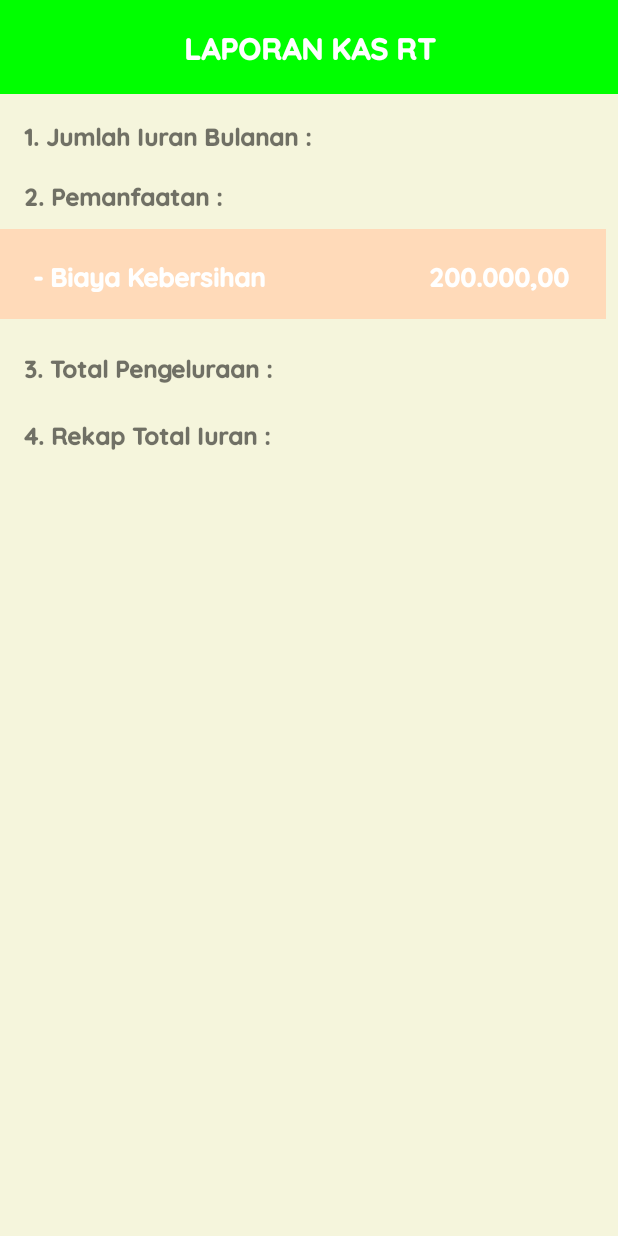
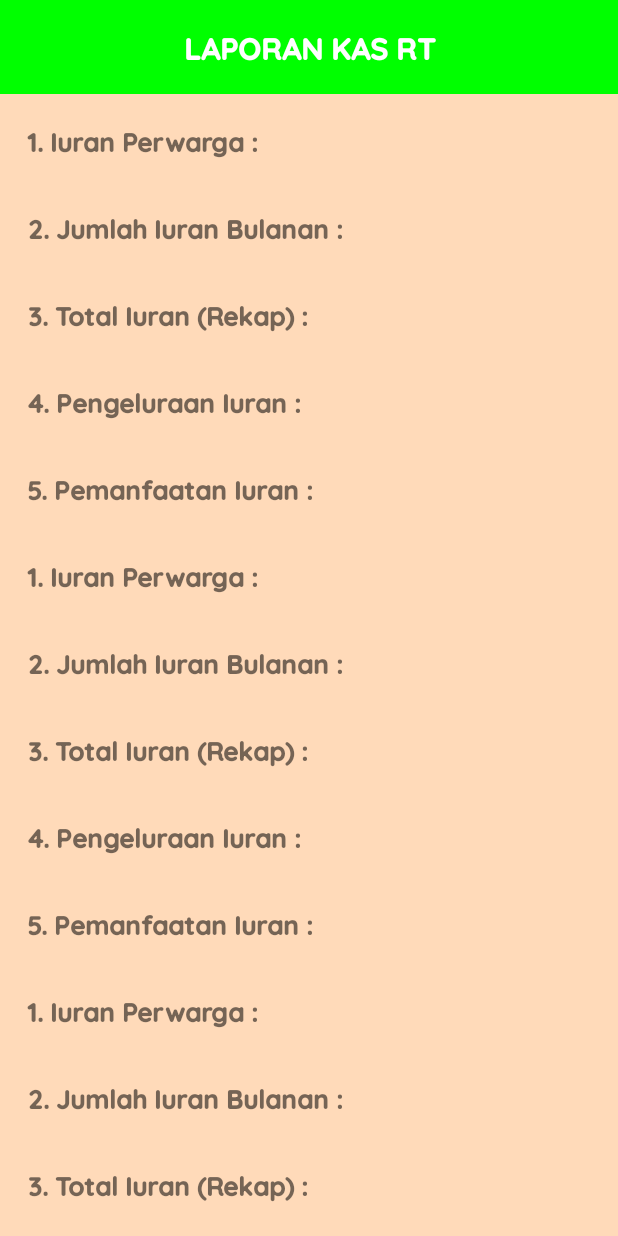
Before and after one commit to sulhimbn/blokp, an Android app: the layout activity_laporan.xml on its own in the app's theme, with its tools: preview values and no code run, on a phone screen of 412 x 824 dp. Run offline under Robolectric (Android 15) with nearby library versions, the phone set to English and light mode, and no system bars.

Commit message:
Fix inconsistent layout XML usage and unused resources
- Create LaporanSummaryAdapter to use the previously unused item_laporan.xml layout
- Update LaporanActivity to use RecyclerView pattern consistently for both summary and pemanfaatan data
- Remove unused variable declarations (IuranPerwargaTextView)
- Refactor activity_laporan.xml to use RecyclerViews instead of individual TextViews for summary data
- This addresses the inconsistent layout usage by making both summary and detail data use the RecyclerView pattern

```diff
--- a/app/src/main/res/layout/activity_laporan.xml
+++ b/app/src/main/res/layout/activity_laporan.xml
@@ -21,79 +21,27 @@
         android:background="@color/green"
         android:textColor="@android:color/white"
         app:layout_constraintTop_toTopOf="parent" />
-    <!-- TextView untuk Jumlah Iuran Bulanan -->
-    <TextView
-        android:id="@+id/jumlahIuranBulananTextView"
-        android:layout_width="0dp"
+    <!-- RecyclerView untuk menampilkan summary laporan -->
+    <androidx.recyclerview.widget.RecyclerView
+        android:id="@+id/rv_summary"
+        android:layout_width="match_parent"
         android:layout_height="wrap_content"
-        android:text="1. Jumlah Iuran Bulanan : "
-        android:fontFamily="@font/font"
-        android:textSize="16sp"
-        android:padding="15dp"
-        android:textStyle="bold"
-        android:gravity="start"
-        app:layout_constraintStart_toStartOf="parent"
-        app:layout_constraintEnd_toEndOf="parent"
-        app:layout_constraintTop_toBottomOf="@id/textView1"
-        android:paddingStart="16dp"
-        android:paddingEnd="16dp" />
-    <!-- RecyclerView untuk menampilkan daftar -->
-    <!-- TextView untuk Pemanfaatan -->
-    <TextView
-        android:id="@+id/pemanfaatanTextView"
-        android:layout_width="0dp"
-        android:layout_height="wrap_content"
-        android:text="2. Pemanfaatan : "
-        android:fontFamily="@font/font"
-        android:textSize="16sp"
-        android:paddingBottom="10dp"
-
-        android:textStyle="bold"
-        android:gravity="start"
-        app:layout_constraintStart_toStartOf="parent"
-        app:layout_constraintEnd_toEndOf="parent"
-        app:layout_constraintTop_toBottomOf="@id/jumlahIuranBulananTextView"
-        android:paddingStart="16dp"
-        android:paddingEnd="16dp" />
-    <!-- TextView untuk Pengeluaran -->
-    <androidx.recyclerview.widget.RecyclerView
-        android:id="@+id/rv_laporan"
-        android:layout_width="404dp"
-        android:layout_height="60dp"
         android:background="@color/peach"
         android:fontFamily="@font/font"
         android:padding="2dp"
         app:layout_constraintStart_toStartOf="parent"
-        app:layout_constraintTop_toBottomOf="@id/pemanfaatanTextView"
+        app:layout_constraintTop_toBottomOf="@id/textView1"
+        tools:listitem="@layout/item_laporan" />
+    <!-- RecyclerView untuk menampilkan daftar pemanfaatan -->
+    <androidx.recyclerview.widget.RecyclerView
+        android:id="@+id/rv_laporan"
+        android:layout_width="match_parent"
+        android:layout_height="0dp"
+        android:background="@color/peach"
+        android:fontFamily="@font/font"
+        android:padding="2dp"
+        app:layout_constraintStart_toStartOf="parent"
+        app:layout_constraintTop_toBottomOf="@id/rv_summary"
+        app:layout_constraintBottom_toBottomOf="parent"
         tools:listitem="@layout/item_pemanfaatan" />
-    <TextView
-        android:id="@+id/pengeluaranTextView"
-        android:layout_width="0dp"
-        android:layout_height="wrap_content"
-        android:text="3. Total Pengeluraan : "
-        android:fontFamily="@font/font"
-        android:textSize="16sp"
-        android:textStyle="bold"
-        android:gravity="start"
-        android:padding="20dp"
-        app:layout_constraintStart_toStartOf="parent"
-        app:layout_constraintEnd_toEndOf="parent"
-        app:layout_constraintTop_toBottomOf="@id/rv_laporan"
-        android:paddingStart="16dp"
-        android:paddingEnd="16dp" />
-    <!-- TextView untuk Total Iuran -->
-    <TextView
-        android:id="@+id/totalIuranTextView"
-        android:layout_width="0dp"
-        android:layout_height="wrap_content"
-        android:fontFamily="@font/font"
-        android:gravity="start"
-        android:paddingStart="16dp"
-        android:paddingEnd="16dp"
-        android:text="4. Rekap Total Iuran : "
-        android:textSize="16sp"
-        android:textStyle="bold"
-        app:layout_constraintEnd_toEndOf="parent"
-        app:layout_constraintStart_toStartOf="parent"
-        app:layout_constraintTop_toBottomOf="@id/pengeluaranTextView" />
 </androidx.constraintlayout.widget.ConstraintLayout>
```
Also changed, not shown: app/src/main/java/com/example/iurankomplek/LaporanActivity.kt (+23 -16 lines), app/src/main/java/com/example/iurankomplek/LaporanSummaryAdapter.kt (added, +51 -0 lines).
